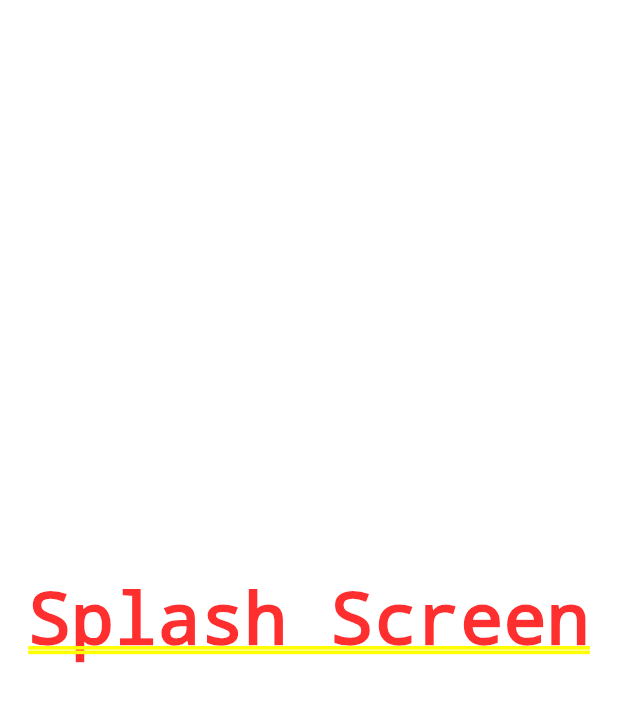
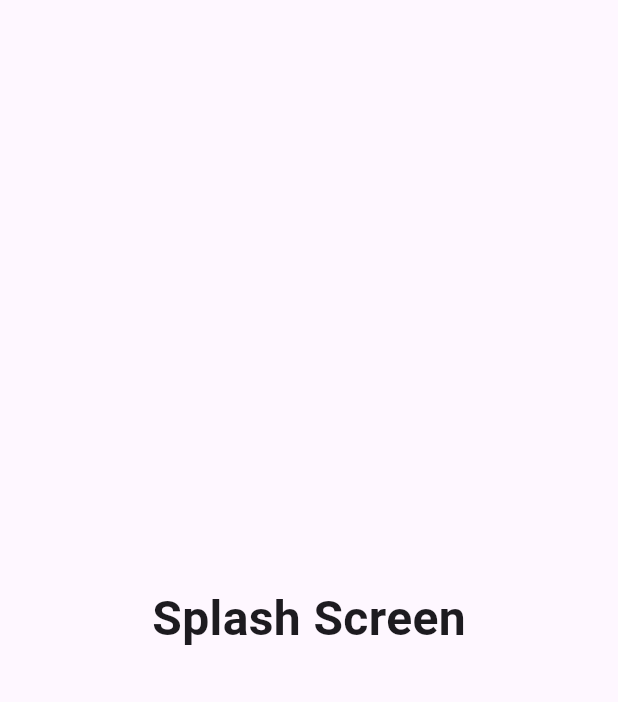
Before and after one commit to Augustkim-dev/flu_shop_search, a Flutter app: the first screen one second after launch, on a phone screen of 412 x 824 dp. Shown: the top 702 px of the screen. Run offline on Flutter 3.47's test engine with Material 3 defaults, Android fonts, the phone set to English and light mode, and no system bars; our stand-ins replace supabase_flutter; accounts and stored records are empty.

Commit message:
splash를 scaffold로 구성

```diff
--- a/lib/app/src/screen/home/spalsh_screen.dart
+++ b/lib/app/src/screen/home/spalsh_screen.dart
@@ -12,16 +12,21 @@ class _SplashScreenState extends State<SplashScreen> {
   void initState() {
     super.initState();
 
-    Future.delayed(Duration(seconds: 5), () {
-      Navigator.of(context).popAndPushNamed('/home');
-    });
+    // Future.delayed(Duration(seconds: 5), () {
+    //   Navigator.of(context).popAndPushNamed('/home');
+    // });
   }
 
   @override
   Widget build(BuildContext context) {
-    return Center(
-      child: Container(
-        child: Text('Splash Screen'),
+    return Scaffold(
+      body: Center(
+        child: Container(
+          child: const Text(
+            'Splash Screen',
+            style: TextStyle(fontSize: 32, fontWeight: FontWeight.w600),
+          ),
+        ),
       ),
     );
   }
```
